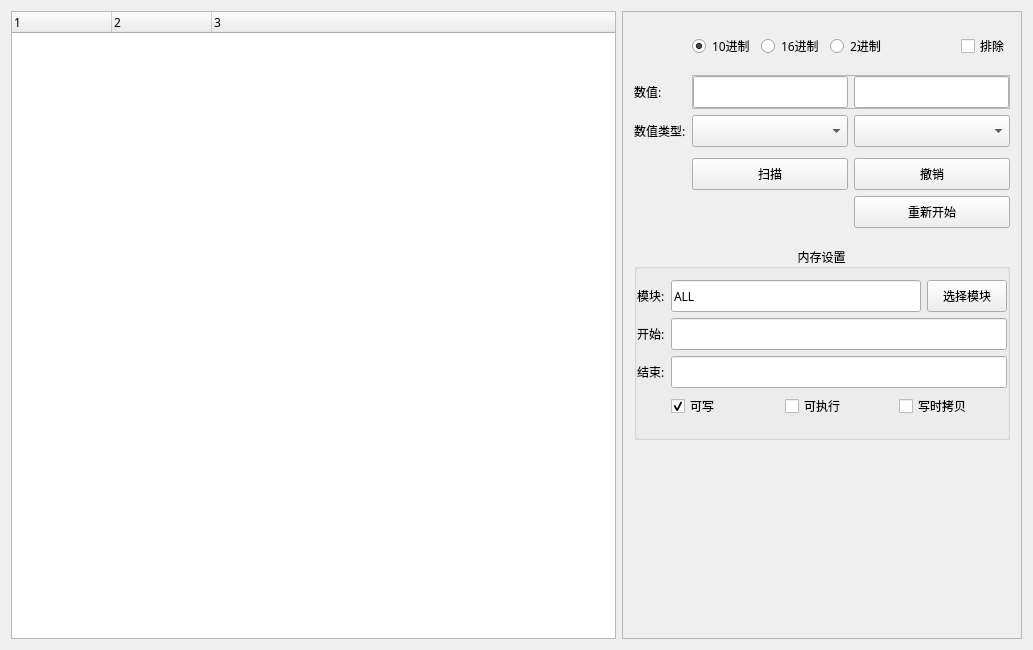
Old version of the form src/gui/scan/ScanTabPage.ui in the repository SxyHack/BossEngine.
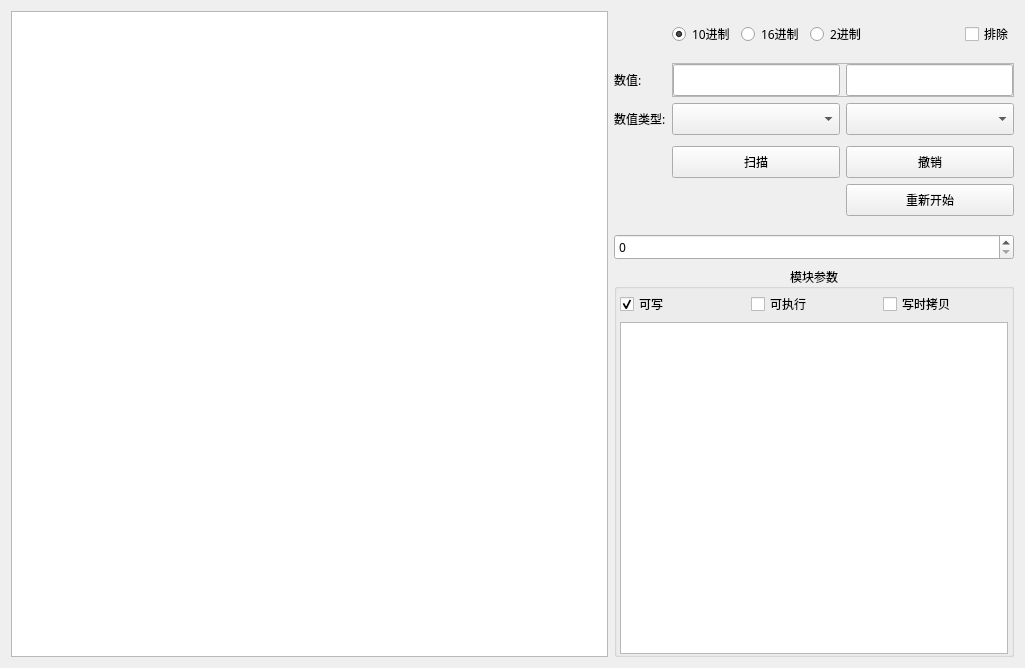
New version of the form.

Diff of the .ui file:
```diff
--- a/src/gui/scan/ScanTabPage.ui
+++ b/src/gui/scan/ScanTabPage.ui
@@ -6,8 +6,8 @@
    <rect>
     <x>0</x>
     <y>0</y>
-    <width>1033</width>
-    <height>650</height>
+    <width>1025</width>
+    <height>668</height>
    </rect>
   </property>
   <property name="windowTitle">
@@ -15,34 +15,34 @@
   </property>
   <layout class="QHBoxLayout" name="horizontalLayout_5">
    <item>
-    <widget class="QTreeWidget" name="treeWidget">
+    <widget class="QTableWidget" name="tableWidget">
      <property name="font">
       <font>
        <family>Sarasa UI SC</family>
       </font>
      </property>
-     <property name="columnCount">
-      <number>3</number>
+     <property name="alternatingRowColors">
+      <bool>true</bool>
      </property>
-     <column>
-      <property name="text">
-       <string notr="true">1</string>
-      </property>
-     </column>
-     <column>
-      <property name="text">
-       <string notr="true">2</string>
-      </property>
-     </column>
-     <column>
-      <property name="text">
-       <string notr="true">3</string>
-      </property>
-     </column>
+     <property name="selectionMode">
+      <enum>QAbstractItemView::MultiSelection</enum>
+     </property>
+     <property name="selectionBehavior">
+      <enum>QAbstractItemView::SelectRows</enum>
+     </property>
+     <attribute name="verticalHeaderVisible">
+      <bool>false</bool>
+     </attribute>
     </widget>
    </item>
    <item>
     <widget class="QFrame" name="frame">
+     <property name="minimumSize">
+      <size>
+       <width>0</width>
+       <height>350</height>
+      </size>
+     </property>
      <property name="maximumSize">
       <size>
        <width>400</width>
@@ -55,12 +55,24 @@
       </font>
      </property>
      <property name="frameShape">
-      <enum>QFrame::StyledPanel</enum>
+      <enum>QFrame::NoFrame</enum>
      </property>
      <property name="frameShadow">
       <enum>QFrame::Raised</enum>
      </property>
      <layout class="QFormLayout" name="formLayout_2">
+      <property name="leftMargin">
+       <number>0</number>
+      </property>
+      <property name="topMargin">
+       <number>0</number>
+      </property>
+      <property name="rightMargin">
+       <number>0</number>
+      </property>
+      <property name="bottomMargin">
+       <number>0</number>
+      </property>
       <item row="0" column="0">
        <widget class="QLabel" name="Placehold1">
         <property name="font">
@@ -160,6 +172,24 @@
         </layout>
        </widget>
       </item>
+      <item row="1" column="0">
+       <widget class="QLabel" name="ScanValueLabel">
+        <property name="minimumSize">
+         <size>
+          <width>0</width>
+          <height>32</height>
+         </size>
+        </property>
+        <property name="font">
+         <font>
+          <family>Sarasa UI SC</family>
+         </font>
+        </property>
+        <property name="text">
+         <string>数值:</string>
+        </property>
+       </widget>
+      </item>
       <item row="1" column="1">
        <widget class="QFrame" name="frame_3">
         <property name="frameShape">
@@ -195,7 +225,7 @@
             </font>
            </property>
            <property name="maxLength">
-            <number>100</number>
+            <number>999999999</number>
            </property>
           </widget>
          </item>
@@ -213,13 +243,31 @@
             </font>
            </property>
            <property name="maxLength">
-            <number>100</number>
+            <number>999999999</number>
            </property>
           </widget>
          </item>
         </layout>
        </widget>
       </item>
+      <item row="2" column="0">
+       <widget class="QLabel" name="label_2">
+        <property name="minimumSize">
+         <size>
+          <width>0</width>
+          <height>32</height>
+         </size>
+        </property>
+        <property name="font">
+         <font>
+          <family>Sarasa UI SC</family>
+         </font>
+        </property>
+        <property name="text">
+         <string>数值类型:</string>
+        </property>
+       </widget>
+      </item>
       <item row="2" column="1">
        <layout class="QHBoxLayout" name="horizontalLayout_2">
         <item>
@@ -382,7 +430,7 @@
         </property>
        </spacer>
       </item>
-      <item row="5" column="0" colspan="2">
+      <item row="6" column="0" colspan="2">
        <widget class="QGroupBox" name="FrameMemory">
         <property name="font">
          <font>
@@ -391,7 +439,7 @@
          </font>
         </property>
         <property name="title">
-         <string>内存设置</string>
+         <string>模块参数</string>
         </property>
         <property name="alignment">
          <set>Qt::AlignCenter</set>
@@ -402,145 +450,20 @@
         <property name="checkable">
          <bool>false</bool>
         </property>
-        <layout class="QFormLayout" name="formLayout">
+        <layout class="QVBoxLayout" name="verticalLayout">
          <property name="leftMargin">
-          <number>0</number>
+          <number>3</number>
+         </property>
+         <property name="topMargin">
+          <number>3</number>
          </property>
          <property name="rightMargin">
+          <number>3</number>
+         </property>
+         <property name="bottomMargin">
           <number>0</number>
          </property>
-         <item row="0" column="0">
-          <widget class="QLabel" name="label_3">
-           <property name="minimumSize">
-            <size>
-             <width>0</width>
-             <height>32</height>
-            </size>
-           </property>
-           <property name="font">
-            <font>
-             <family>Sarasa UI SC</family>
-             <pointsize>9</pointsize>
-            </font>
-           </property>
-           <property name="text">
-            <string>模块:</string>
-           </property>
-          </widget>
-         </item>
-         <item row="0" column="1">
-          <layout class="QHBoxLayout" name="horizontalLayout_3">
-           <item>
-            <widget class="QLineEdit" name="ModuleSelected">
-             <property name="minimumSize">
-              <size>
-               <width>0</width>
-               <height>32</height>
-              </size>
-             </property>
-             <property name="font">
-              <font>
-               <family>Sarasa UI SC</family>
-               <pointsize>9</pointsize>
-              </font>
-             </property>
-             <property name="text">
-              <string>ALL</string>
-             </property>
-            </widget>
-           </item>
-           <item>
-            <widget class="QPushButton" name="ModuleSelectBtn">
-             <property name="minimumSize">
-              <size>
-               <width>0</width>
-               <height>32</height>
-              </size>
-             </property>
-             <property name="font">
-              <font>
-               <family>Sarasa UI SC</family>
-               <pointsize>9</pointsize>
-              </font>
-             </property>
-             <property name="text">
-              <string>选择模块</string>
-             </property>
-            </widget>
-           </item>
-          </layout>
-         </item>
-         <item row="1" column="0">
-          <widget class="QLabel" name="label_4">
-           <property name="minimumSize">
-            <size>
-             <width>0</width>
-             <height>32</height>
-            </size>
-           </property>
-           <property name="font">
-            <font>
-             <family>Sarasa UI SC</family>
-             <pointsize>9</pointsize>
-            </font>
-           </property>
-           <property name="text">
-            <string>开始:</string>
-           </property>
-          </widget>
-         </item>
-         <item row="1" column="1">
-          <widget class="QLineEdit" name="MemoryRngBegin">
-           <property name="minimumSize">
-            <size>
-             <width>0</width>
-             <height>32</height>
-            </size>
-           </property>
-           <property name="font">
-            <font>
-             <family>Sarasa Mono SC</family>
-             <pointsize>9</pointsize>
-            </font>
-           </property>
-          </widget>
-         </item>
-         <item row="2" column="0">
-          <widget class="QLabel" name="label_5">
-           <property name="minimumSize">
-            <size>
-             <width>0</width>
-             <height>32</height>
-            </size>
-           </property>
-           <property name="font">
-            <font>
-             <family>Sarasa UI SC</family>
-             <pointsize>9</pointsize>
-            </font>
-           </property>
-           <property name="text">
-            <string>结束:</string>
-           </property>
-          </widget>
-         </item>
-         <item row="2" column="1">
-          <widget class="QLineEdit" name="MemoryRngEnd">
-           <property name="minimumSize">
-            <size>
-             <width>0</width>
-             <height>32</height>
-            </size>
-           </property>
-           <property name="font">
-            <font>
-             <family>Sarasa Mono SC</family>
-             <pointsize>9</pointsize>
-            </font>
-           </property>
-          </widget>
-         </item>
-         <item row="3" column="1">
+         <item>
           <layout class="QHBoxLayout" name="horizontalLayout_4">
            <item>
             <widget class="QCheckBox" name="MemoryWriteable">
@@ -586,81 +509,33 @@
            </item>
           </layout>
          </item>
-         <item row="3" column="0">
-          <widget class="QLabel" name="label_6">
-           <property name="minimumSize">
-            <size>
-             <width>0</width>
-             <height>32</height>
-            </size>
+         <item>
+          <widget class="QTableWidget" name="ModuleTable">
+           <property name="styleSheet">
+            <string notr="true">font: 9pt &quot;Sarasa UI SC&quot;;</string>
            </property>
-           <property name="font">
-            <font>
-             <family>Sarasa UI SC</family>
-             <pointsize>9</pointsize>
-            </font>
+           <property name="alternatingRowColors">
+            <bool>true</bool>
            </property>
-           <property name="text">
-            <string/>
+           <property name="selectionMode">
+            <enum>QAbstractItemView::MultiSelection</enum>
            </property>
+           <property name="selectionBehavior">
+            <enum>QAbstractItemView::SelectRows</enum>
+           </property>
+           <attribute name="verticalHeaderVisible">
+            <bool>false</bool>
+           </attribute>
+           <attribute name="verticalHeaderShowSortIndicator" stdset="0">
+            <bool>true</bool>
+           </attribute>
           </widget>
          </item>
         </layout>
        </widget>
       </item>
-      <item row="6" column="0" colspan="2">
-       <spacer name="verticalSpacer_2">
-        <property name="font">
-         <font>
-          <family>Sarasa UI SC</family>
-         </font>
-        </property>
-        <property name="orientation">
-         <enum>Qt::Vertical</enum>
-        </property>
-        <property name="sizeHint" stdset="0">
-         <size>
-          <width>20</width>
-          <height>40</height>
-         </size>
-        </property>
-       </spacer>
-      </item>
-      <item row="2" column="0">
-       <widget class="QLabel" name="label_2">
-        <property name="minimumSize">
-         <size>
-          <width>0</width>
-          <height>32</height>
-         </size>
-        </property>
-        <property name="font">
-         <font>
-          <family>Sarasa UI SC</family>
-         </font>
-        </property>
-        <property name="text">
-         <string>数值类型:</string>
-        </property>
-       </widget>
-      </item>
-      <item row="1" column="0">
-       <widget class="QLabel" name="ScanValueLabel">
-        <property name="minimumSize">
-         <size>
-          <width>0</width>
-          <height>32</height>
-         </size>
-        </property>
-        <property name="font">
-         <font>
-          <family>Sarasa UI SC</family>
-         </font>
-        </property>
-        <property name="text">
-         <string>数值:</string>
-        </property>
-       </widget>
+      <item row="5" column="0" colspan="2">
+       <widget class="QSpinBox" name="spinBox"/>
       </item>
      </layout>
     </widget>
```
